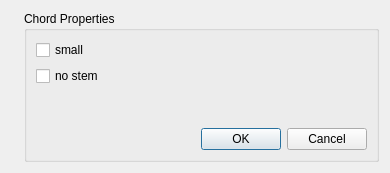
Before: the Qt Designer form mscore/mscore/chordproperties.ui in musescore/musescore-old, drawn with Qt 5.
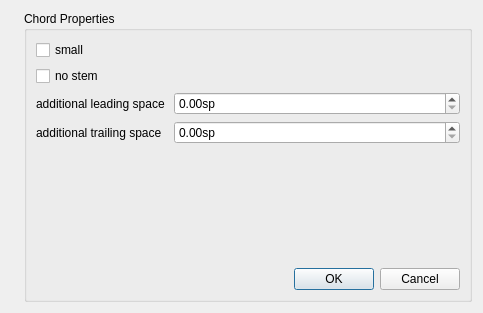
After: the same form once the commit is applied. Icons and pictures are not drawn.

Patch:
```diff
--- a/mscore/mscore/chordproperties.ui
+++ b/mscore/mscore/chordproperties.ui
@@ -5,8 +5,8 @@
    <rect>
     <x>0</x>
     <y>0</y>
-    <width>390</width>
-    <height>173</height>
+    <width>483</width>
+    <height>313</height>
    </rect>
   </property>
   <property name="windowTitle" >
@@ -54,6 +54,44 @@
           </property>
          </widget>
         </item>
+        <item>
+         <layout class="QFormLayout" name="formLayout" >
+          <item row="0" column="0" >
+           <widget class="QLabel" name="label" >
+            <property name="text" >
+             <string>additional leading space </string>
+            </property>
+           </widget>
+          </item>
+          <item row="0" column="1" >
+           <widget class="QDoubleSpinBox" name="extraLeadingSpace" >
+            <property name="suffix" >
+             <string comment="spatium unit" >sp</string>
+            </property>
+            <property name="singleStep" >
+             <double>0.100000000000000</double>
+            </property>
+           </widget>
+          </item>
+          <item row="1" column="0" >
+           <widget class="QLabel" name="label_2" >
+            <property name="text" >
+             <string>additional trailing space</string>
+            </property>
+           </widget>
+          </item>
+          <item row="1" column="1" >
+           <widget class="QDoubleSpinBox" name="extraTrailingSpace" >
+            <property name="suffix" >
+             <string comment="spatium unit" >sp</string>
+            </property>
+            <property name="singleStep" >
+             <double>0.100000000000000</double>
+            </property>
+           </widget>
+          </item>
+         </layout>
+        </item>
         <item>
          <spacer name="verticalSpacer" >
           <property name="orientation" >
```
